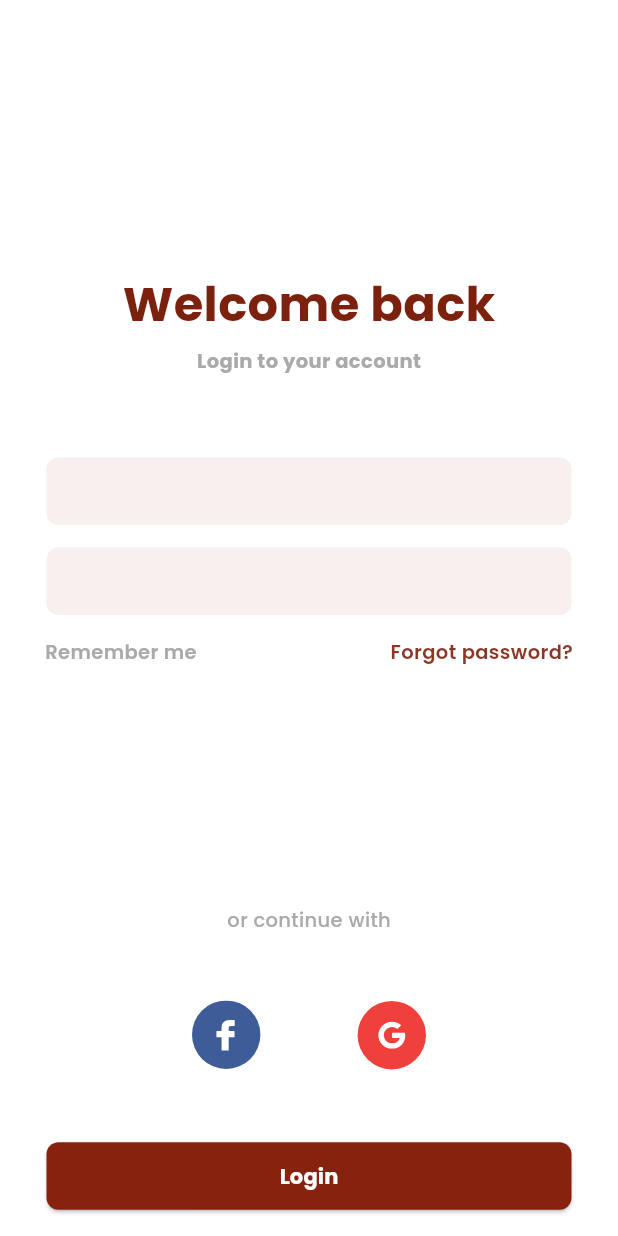
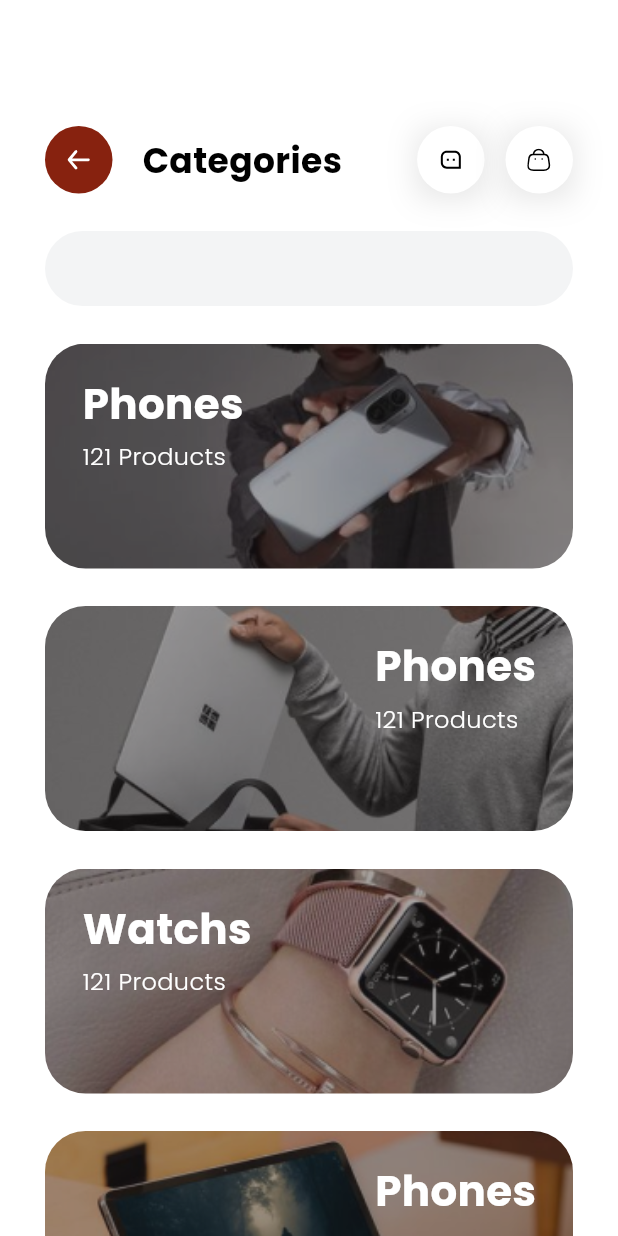
Before and after one commit to huy03/digital_dreams_shop, a Flutter app: the screen it shows after launch, on a phone screen of 412 x 824 dp. Run offline on Flutter 3.47's test engine with Material 2 defaults, Android fonts, the phone set to English and light mode, and no system bars; our stand-ins replace equatable, flutter_svg, google_fonts, smooth_page_indicator.

Commit message:
home-categories

```diff
--- a/lib/config/theme/media_resource.dart
+++ b/lib/config/theme/media_resource.dart
@@ -4,4 +4,5 @@
   static const _baseIcons = 'assets/icons';
 
   static const _baseImages = 'assets/images';
+
 }
--- /dev/null
+++ b/lib/features/home/presentation/widgets/search_textformfield.dart
@@ -0,0 +1,27 @@
+import 'package:flutter/material.dart';
+
+class SearchTextFormField extends StatelessWidget {
+  const SearchTextFormField({super.key});
+  @override
+  Widget build(BuildContext context) {
+    // TODO: implement build
+    return Container(
+      width: double.infinity,
+      height: 50,
+      child: TextFormField(
+        decoration: InputDecoration(
+          enabledBorder: OutlineInputBorder(
+            borderSide: BorderSide(color: Colors.transparent),
+            borderRadius: BorderRadius.circular(30),
+          ),
+          focusedBorder: OutlineInputBorder(
+            borderRadius: BorderRadius.circular(30),
+            borderSide: BorderSide(color: Colors.transparent),
+          ),
+          filled: true,
+          fillColor: Color(0xFFF3F4F5),
+        ),
+      ),
+    );
+  }
+}
--- a/lib/features/on_boarding/presentation/pages/on_boarding_screen.dart
+++ b/lib/features/on_boarding/presentation/pages/on_boarding_screen.dart
@@ -31,11 +31,13 @@
                   height: 45,
                 ),
                 CustomBottomBtn(
+
                     width: 250,
                     height: 45,
                     colortext: Colors.white,
                     colorbg: Color(0xFF87220F),
-                    text: "Let's begin")
+                    text: "Let's begin"),
+
               ],
             ),
           ),
--- a/lib/features/on_boarding/presentation/widgets/bottom_button.dart
+++ b/lib/features/on_boarding/presentation/widgets/bottom_button.dart
@@ -10,6 +10,7 @@
     required this.colortext,
     required this.colorbg,
     required this.text,
+
   });
 
   final double width;
@@ -17,6 +18,7 @@
   final String text;
   final Color colortext;
   final Color colorbg;
+
 
   @override
   Widget build(BuildContext context) {
--- /dev/null
+++ b/lib/features/products/presentation/pages/categories.dart
@@ -0,0 +1,155 @@
+import 'package:digital_dreams_shop/features/home/presentation/widgets/search_textformfield.dart';
+import 'package:digital_dreams_shop/features/products/presentation/widgets/categories_box_left.dart';
+import 'package:digital_dreams_shop/features/products/presentation/widgets/categories_box_right.dart';
+import 'package:flutter/material.dart';
+import 'package:flutter_svg/svg.dart';
+import 'package:google_fonts/google_fonts.dart';
+
+class CategoriesScreen extends StatelessWidget {
+  const CategoriesScreen({super.key});
+  @override
+  Widget build(BuildContext context) {
+    // TODO: implement build
+    return Scaffold(
+      backgroundColor: Colors.white,
+      body: SingleChildScrollView(
+        child: Padding(
+          padding: const EdgeInsets.only(left: 30, right: 30, top: 42),
+          child: Column(
+            children: [
+              Row(
+                children: [
+                  Container(
+                    margin: EdgeInsets.only(top: 42),
+                    decoration: BoxDecoration(),
+                    height: 45,
+                    width: 45,
+                    child: IconButton(
+                      onPressed: () {},
+                      icon: SvgPicture.asset('assets/svgIcons/arrow_back.svg'),
+                      style: IconButton.styleFrom(
+                          backgroundColor: Color(0xFF87220F), elevation: 2),
+                    ),
+                  ),
+                  const SizedBox(
+                    width: 20,
+                  ),
+                  Padding(
+                    padding: const EdgeInsets.only(top: 45),
+                    child: Text(
+                      'Categories',
+                      style: GoogleFonts.poppins(
+                        fontSize: 23,
+                        fontWeight: FontWeight.bold,
+                        color: Color(0xFF000000),
+                      ),
+                    ),
+                  ),
+                  const SizedBox(
+                    width: 50,
+                  ),
+                  Container(
+                    margin: EdgeInsets.only(top: 42),
+                    decoration: BoxDecoration(
+                      boxShadow: [
+                        BoxShadow(
+                          color: Color(0xFF000000).withOpacity(0.1),
+                          spreadRadius: 0,
+                          blurRadius: 17,
+                          offset: Offset(0, 3),
+                        ),
+                      ],
+                    ),
+                    height: 45,
+                    width: 45,
+                    child: IconButton(
+                      onPressed: () {},
+                      icon:
+                          SvgPicture.asset('assets/svgIcons/message_icon.svg'),
+                      style: IconButton.styleFrom(
+                          backgroundColor: Color(0xFFFFFFFF), elevation: 2),
+                    ),
+                  ),
+                  Spacer(),
+                  Container(
+                    margin: EdgeInsets.only(top: 42),
+                    decoration: BoxDecoration(
+                      boxShadow: [
+                        BoxShadow(
+                          color: Color(0xFF000000).withOpacity(0.1),
+                          spreadRadius: 0,
+                          blurRadius: 17,
+                          offset: Offset(0, 3),
+                        ),
+                      ],
+                    ),
+                    height: 45,
+                    width: 45,
+                    child: IconButton(
+                      onPressed: () {},
+                      icon: SvgPicture.asset('assets/svgIcons/cart_icon.svg'),
+                      style: IconButton.styleFrom(
+                          backgroundColor: Color(0xFFFFFFFF), elevation: 2),
+                    ),
+                  ),
+                ],
+              ),
+              Padding(
+                padding: const EdgeInsets.only(top: 25),
+                child: SearchTextFormField(),
+              ),
+              Padding(
+                padding: const EdgeInsets.only(top: 25),
+                child: CategoriesLeftBox(
+                  image: "assets/images/phone_categories.png",
+                  title: "Phones",
+                  subtitle: "121 Products",
+                ),
+              ),
+              Padding(
+                padding: const EdgeInsets.only(top: 25),
+                child: CategoriesRightBox(
+                  image: "assets/images/laptop_categories.png",
+                  title: "Phones",
+                  subtitle: "121 Products",
+                ),
+              ),
+              Padding(
+                padding: const EdgeInsets.only(top: 25),
+                child: CategoriesLeftBox(
+                  image: "assets/images/watch_categories.png",
+                  title: "Watchs",
+                  subtitle: "121 Products",
+                ),
+              ),
+              Padding(
+                padding: const EdgeInsets.only(top: 25),
+                child: CategoriesRightBox(
+                  image: "assets/images/tablet_categories.png",
+                  title: "Phones",
+                  subtitle: "121 Products",
+                ),
+              ),
+              Padding(
+                padding: const EdgeInsets.only(top: 25),
+                child: CategoriesLeftBox(
+                  image: "assets/images/headphone_categories.png",
+                  title: "Headphones",
+                  subtitle: "46 Products",
+                ),
+              ),
+              Padding(
+                padding: const EdgeInsets.only(top: 25),
+                child: CategoriesRightBox(
+                  image: "assets/images/camera_categories.png",
+                  title: "Phones",
+                  subtitle: "121 Products",
+                ),
+              ),
+            ],
+          ),
+        ),
+      ),
+    );
+  }
+}
--- /dev/null
+++ b/lib/features/products/presentation/widgets/categories_box_left.dart
@@ -0,0 +1,63 @@
+import 'package:flutter/material.dart';
+import 'package:flutter/widgets.dart';
+import 'package:google_fonts/google_fonts.dart';
+
+class CategoriesLeftBox extends StatelessWidget {
+  CategoriesLeftBox({
+    super.key,
+    required this.image,
+    required this.title,
+    required this.subtitle,
+  });
+  @override
+  final String image;
+  final String title;
+  final String subtitle;
+
+  Widget build(BuildContext context) {
+    // TODO: implement build
+    return InkWell(
+      onTap: () {},
+      child: Stack(
+        children: [
+          Container(
+            height: 150,
+            width: double.infinity,
+            decoration: BoxDecoration(
+                borderRadius: BorderRadius.circular(27),
+                image: DecorationImage(
+                    image: AssetImage(image),
+                    fit: BoxFit.cover)),
+          ),
+          Padding(
+            padding: const EdgeInsets.only(left: 25, top: 20),
+            child: Column(
+              crossAxisAlignment: CrossAxisAlignment.start,
+              children: [
+                Text(
+                  title,
+                  style: GoogleFonts.poppins(
+                    fontSize: 28,
+                    fontWeight: FontWeight.w700,
+                    color: Color(0xFFFFFFFF),
+                  ),
+                ),
+                const SizedBox(
+                  height: 4,
+                ),
+                Text(
+                  subtitle,
+                  style: GoogleFonts.poppins(
+                    fontSize: 16,
+                    fontWeight: FontWeight.w300,
+                    color: Color(0xFFFFFFFF),
+                  ),
+                ),
+              ],
+            ),
+          ),
+        ],
+      ),
+    );
+  }
+}
--- /dev/null
+++ b/lib/features/products/presentation/widgets/categories_box_right.dart
@@ -0,0 +1,64 @@
+import 'package:flutter/material.dart';
+import 'package:flutter/widgets.dart';
+import 'package:google_fonts/google_fonts.dart';
+
+class CategoriesRightBox extends StatelessWidget {
+  CategoriesRightBox({
+    super.key,
+    required this.image,
+    required this.title,
+    required this.subtitle,
+  });
+  @override
+  final String image;
+  final String title;
+  final String subtitle;
+
+  Widget build(BuildContext context) {
+    // TODO: implement build
+    return InkWell(
+                onTap: () {},
+                child: Stack(
+                  children: [
+                    Container(
+                      height: 150,
+                      width: double.infinity,
+                      decoration: BoxDecoration(
+                          borderRadius: BorderRadius.circular(27),
+                          image: DecorationImage(
+                              image: AssetImage(
+                                  image),
+                              fit: BoxFit.cover)),
+                    ),
+                    Padding(
+                      padding: const EdgeInsets.only(left: 220, top: 20),
+                      child: Column(
+                        crossAxisAlignment: CrossAxisAlignment.start,
+                        children: [
+                          Text(
+                            title,
+                            style: GoogleFonts.poppins(
+                              fontSize: 28,
+                              fontWeight: FontWeight.w700,
+                              color: Color(0xFFFFFFFF),
+                            ),
+                          ),
+                          const SizedBox(
+                            height: 4,
+                          ),
+                          Text(
+                            subtitle,
+                            style: GoogleFonts.poppins(
+                              fontSize: 16,
+                              fontWeight: FontWeight.w300,
+                              color: Color(0xFFFFFFFF),
+                            ),
+                          ),
+                        ],
+                      ),
+                    ),
+                  ],
+                ),
+              );
+  }
+}
--- a/lib/main.dart
+++ b/lib/main.dart
@@ -1,10 +1,12 @@
 import 'package:digital_dreams_shop/features/auth/presentation/pages/login.dart';
 import 'package:digital_dreams_shop/features/auth/presentation/pages/signup.dart';
+import 'package:digital_dreams_shop/features/home/presentation/pages/homescreen.dart';
 import 'package:digital_dreams_shop/features/on_boarding/presentation/pages/main_onboard.dart';
 import 'package:digital_dreams_shop/features/on_boarding/presentation/pages/on_boarding2.dart';
 import 'package:digital_dreams_shop/features/on_boarding/presentation/pages/on_boarding3.dart';
 import 'package:digital_dreams_shop/features/on_boarding/presentation/widgets/background_image.dart';
 import 'package:digital_dreams_shop/features/on_boarding/presentation/pages/on_boarding_screen.dart';
+import 'package:digital_dreams_shop/features/products/presentation/pages/categories.dart';
 import 'package:flutter/material.dart';
 
 void main() {
@@ -23,7 +25,7 @@
         colorScheme: ColorScheme.fromSeed(seedColor: Colors.deepPurple),
         useMaterial3: true,
       ),
-      home: LoginScreen(),
+      home: CategoriesScreen(),
     );
   }
 }
```
Also changed, not shown: lib/features/home/presentation/pages/homescreen.dart (added, +306 -0 lines), assets/images/50%_off_image.png (added), assets/images/camera_categories.png (added), assets/images/headphone_categories.png (added), assets/images/laptop_categories.png (added), assets/images/phone_categories.png (added), assets/images/tablet_categories.png (added), assets/images/watch_categories.png (added), assets/svgIcons/arrow_back.svg (added), assets/svgIcons/cart_icon.svg (added), assets/svgIcons/menu_home_icon.svg (added), assets/svgIcons/message_icon.svg (added).
